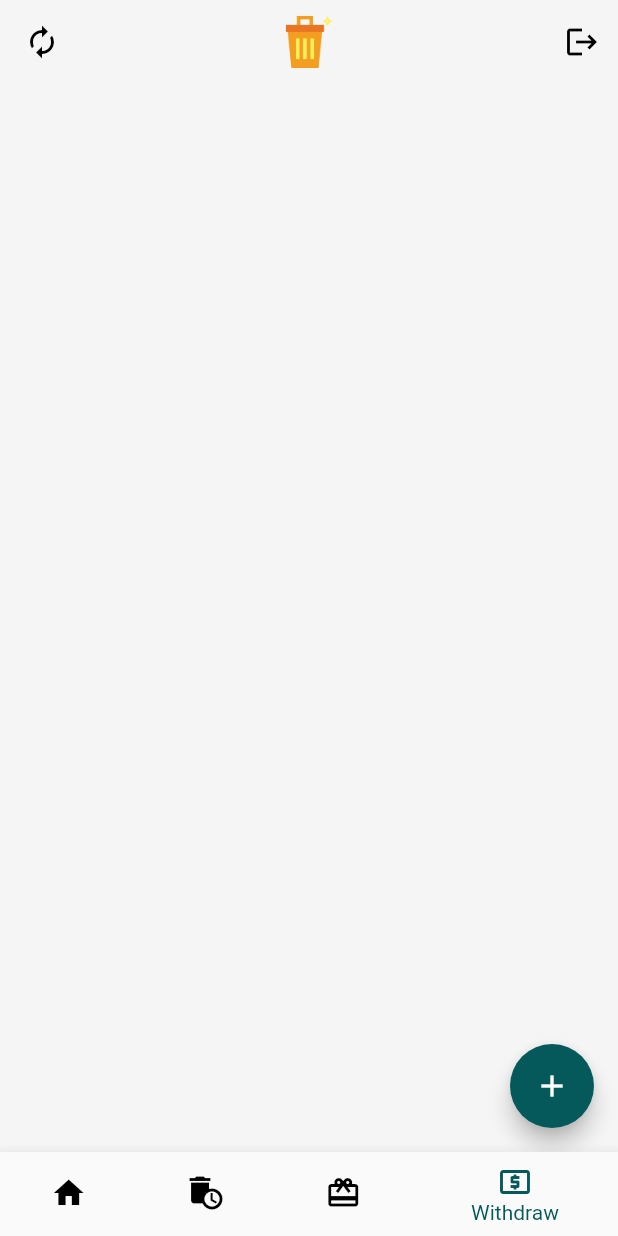
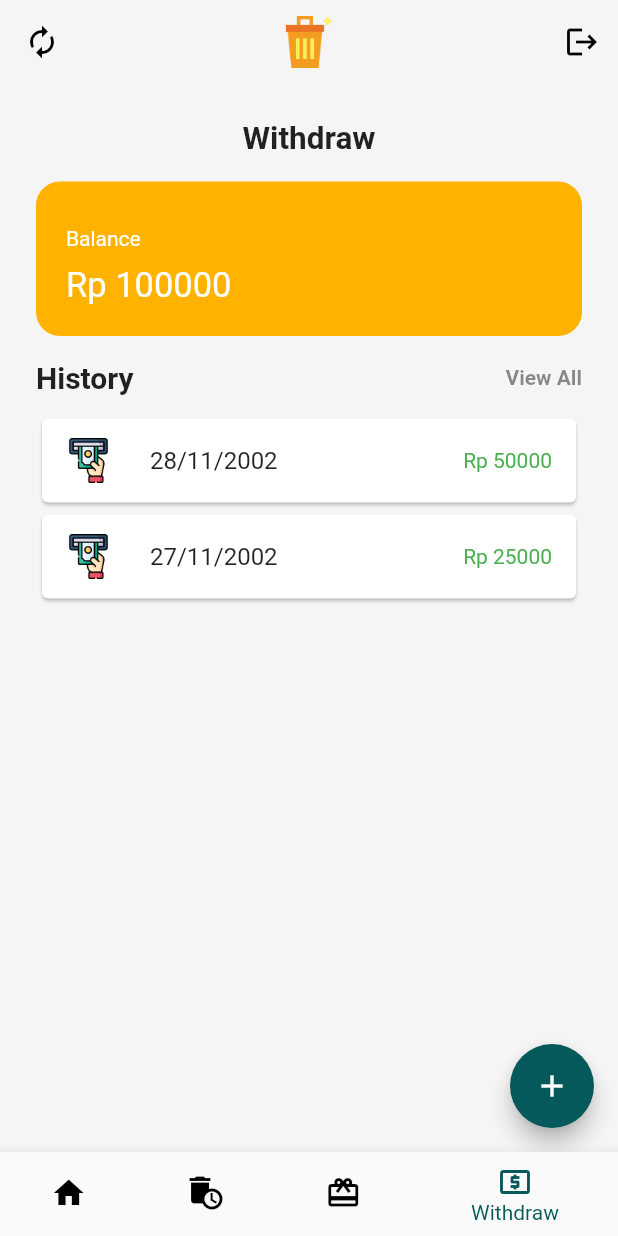
Before and after one commit to iyoubee/Trashsure-Flutter, a Flutter app: the UserPage screen opened by its route, item 4 of the bottom bar chosen, on a phone screen of 412 x 824 dp. Run offline on Flutter 3.47's test engine with Material 2 defaults, Android fonts, the phone set to English and light mode, and no system bars; our stand-ins replace another_flushbar, shared_preferences; accounts and stored records are empty.

Commit message:
withdraw ui

```diff
--- a/lib/pages/UserPage.dart
+++ b/lib/pages/UserPage.dart
@@ -2,9 +2,11 @@
 
 import 'package:another_flushbar/flushbar.dart';
 import 'package:flutter/material.dart';
+import 'package:trashsure/pages/WithdrawPage.dart';
 import 'package:trashsure/utils/auth.dart';
 import 'package:provider/provider.dart';
 import 'package:trashsure/pages/RedeemPrizePage.dart';
+import 'package:trashsure/pages/WithdrawPage.dart';
 
 class UserPage extends StatefulWidget {
   const UserPage({super.key});
@@ -43,14 +45,7 @@ class _UserPageState extends State<UserPage> {
           )),
       // NOTE: Redeem Prize Page
       RedeemPrizePage(),
-      Scaffold(
-          backgroundColor: Color.fromARGB(255, 245, 245, 245),
-          floatingActionButton: FloatingActionButton(
-            onPressed: null,
-            tooltip: 'Add Deposit',
-            backgroundColor: Color.fromARGB(255, 5, 89, 91),
-            child: Icon(Icons.add),
-          ))
+      WithdrawPage(),
     ];
 
     return SafeArea(
--- /dev/null
+++ b/lib/pages/WithdrawPage.dart
@@ -0,0 +1,90 @@
+import 'package:flutter/material.dart';
+
+class WithdrawPage extends StatefulWidget {
+  const WithdrawPage({super.key});
+
+  @override
+  State<WithdrawPage> createState() => _WithdrawPageState();
+}
+
+class _WithdrawPageState extends State<WithdrawPage> {
+  int index = 0;
+  @override
+  Widget build(BuildContext context) {
+    return Scaffold(
+      backgroundColor: const Color.fromARGB(255, 245, 245, 245),
+      body: SingleChildScrollView(
+        child: Padding(
+          padding: const EdgeInsets.only(left: 24, top: 24, right: 24),
+          child: Column(
+            children: [
+              Text("Withdraw", style: const TextStyle(fontWeight: FontWeight.w700, fontSize: 21),),
+              Text(("                                 ")),
+              Container(
+                width: double.infinity,
+                padding: EdgeInsets.all(20),
+                decoration: BoxDecoration(
+                  color: Colors.amber[600],
+                  // color: Colors.deepPurple[300],
+                  borderRadius: BorderRadius.circular(16),
+                ),
+                child: Column(
+                  crossAxisAlignment: CrossAxisAlignment.start,
+                  children: [
+                    SizedBox(height: 10),
+                    Text('Balance', style: TextStyle(color: Colors.white)),
+                    SizedBox(height: 10),
+                    Text("Rp 100000", style: TextStyle(color: Colors.white, fontSize: 23),),
+                  ],
+                ),
+              ),
+              Text(("                                 ")),
+              Row(
+                mainAxisAlignment: MainAxisAlignment.spaceBetween,
+                children: [
+                  Text("History", style: TextStyle(color: Colors.black87, fontSize: 20, fontWeight: FontWeight.bold),),
+                  Text("View All", style: TextStyle(color: Colors.black45, fontSize: 14, fontWeight: FontWeight.bold),),
+                ],
+              ),
+              Text(("                                 "), style: TextStyle(fontSize: 10),),
+              Container(
+                alignment: Alignment.topLeft,
+                child: Container(
+                  child: Card(
+                    child: ListTile(
+                      leading: Image.asset("lib/assets/withdraw.png", height: 30, width: 30,),
+                      // leading: CircleAvatar(
+                      // ),
+                      title: Text("28/11/2002"),
+                      trailing: Text("Rp 50000", style: TextStyle(color: Colors.green),),
+                    ),
+                  ),
+                ),
+              ),
+              Container(
+                alignment: Alignment.topLeft,
+                child: Container(
+                  child: Card(
+                    child: ListTile(
+                      leading: Image.asset("lib/assets/withdraw.png", height: 30, width: 30,),
+                      // leading: CircleAvatar(
+                      // ),
+                      title: Text("27/11/2002"),
+                      trailing: Text("Rp 25000", style: TextStyle(color: Colors.green),),
+                    ),
+                  ),
+                ),
+              ),
+            ],
+          ),
+        ),
+      ),
+      floatingActionButton: FloatingActionButton(
+        onPressed: null,
+        tooltip: 'Add Withdraw',
+        backgroundColor: Color.fromARGB(255, 5, 89, 91),
+        child: Icon(Icons.add),
+      ),
+    );
+  }
+}
--- a/pubspec.yaml
+++ b/pubspec.yaml
@@ -72,6 +72,7 @@ flutter:
     - lib/assets/prize.jpg
     - lib/assets/voucher.jpg
     - lib/assets/Garbage.jpg
+    - lib/assets/withdraw.png
 
   # An image asset can refer to one or more resolution-specific "variants", see
   # https://flutter.dev/assets-and-images/#resolution-aware
```
Also changed, not shown: lib/assets/withdraw.png (added).
